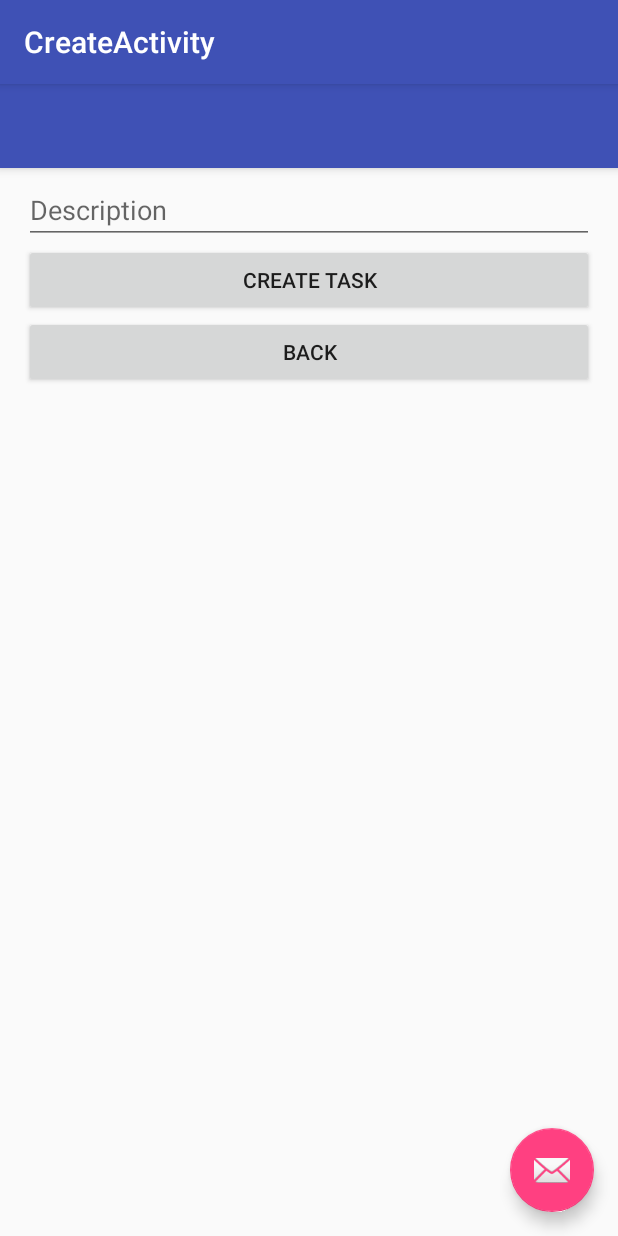
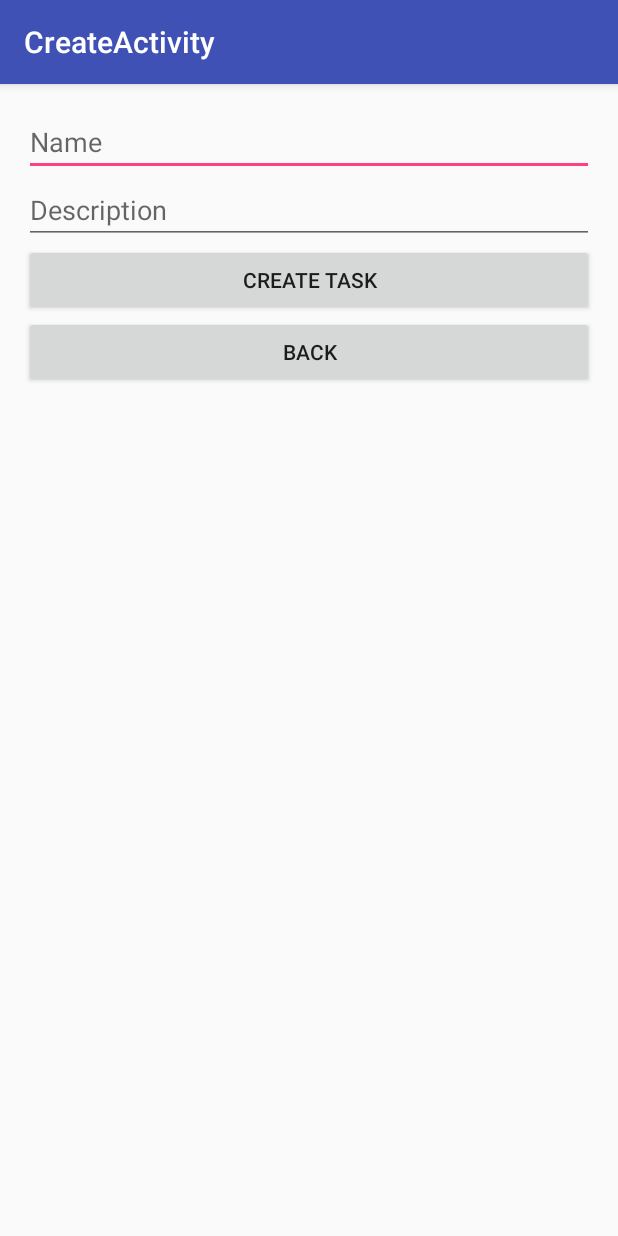
Before and after one commit to spencerkerber/AndroidParseToDoList, an Android app: the CreateActivity screen opened directly, with no data from a screen before it, on a phone screen of 412 x 824 dp. Run offline under Robolectric (Android 15) with nearby library versions, the phone set to English and light mode, and no system bars.

Commit message:
Fixed imports

```diff
--- a/app/src/main/res/layout/activity_create.xml
+++ b/app/src/main/res/layout/activity_create.xml
@@ -1,25 +1,41 @@
 <?xml version="1.0" encoding="utf-8"?>
-<android.support.design.widget.CoordinatorLayout
-    xmlns:android="http://schemas.android.com/apk/res/android"
-    xmlns:app="http://schemas.android.com/apk/res-auto"
+<RelativeLayout xmlns:android="http://schemas.android.com/apk/res/android"
     xmlns:tools="http://schemas.android.com/tools" android:layout_width="match_parent"
-    android:layout_height="match_parent" android:fitsSystemWindows="true"
-    tools:context="com.spencerkerber.androidparsetodolist.CreateActivity">
+    android:layout_height="match_parent" android:paddingLeft="@dimen/activity_horizontal_margin"
+    android:paddingRight="@dimen/activity_horizontal_margin"
+    android:paddingTop="@dimen/activity_vertical_margin"
+    android:paddingBottom="@dimen/activity_vertical_margin"
+    tools:context="com.revivalx.androidparsetodolist.CreateActivity">
 
-    <android.support.design.widget.AppBarLayout android:layout_height="wrap_content"
-        android:layout_width="match_parent" android:theme="@style/AppTheme.AppBarOverlay">
+    <EditText
+        android:layout_width="fill_parent"
+        android:layout_height="wrap_content"
+        android:id="@+id/txtName"
+        android:layout_alignParentTop="true"
+        android:layout_centerHorizontal="true"
+        android:hint="Name"/>
 
-        <android.support.v7.widget.Toolbar android:id="@+id/toolbar"
-            android:layout_width="match_parent" android:layout_height="?attr/actionBarSize"
-            android:background="?attr/colorPrimary" app:popupTheme="@style/AppTheme.PopupOverlay" />
+    <EditText
+        android:layout_width="fill_parent"
+        android:layout_height="wrap_content"
+        android:id="@+id/txtDescription"
+        android:layout_below="@+id/txtName"
+        android:layout_centerHorizontal="true"
+        android:hint="Description"/>
 
-    </android.support.design.widget.AppBarLayout>
+    <Button
+        android:layout_width="fill_parent"
+        android:layout_height="wrap_content"
+        android:text="Create Task"
+        android:id="@+id/btnCreate"
+        android:layout_below="@+id/txtDescription"
+        android:layout_centerHorizontal="true" />
 
-    <include layout="@layout/content_create" />
-
-    <android.support.design.widget.FloatingActionButton android:id="@+id/fab"
-        android:layout_width="wrap_content" android:layout_height="wrap_content"
-        android:layout_gravity="bottom|end" android:layout_margin="@dimen/fab_margin"
-        android:src="@android:drawable/ic_dialog_email" />
-
-</android.support.design.widget.CoordinatorLayout>
+    <Button
+        android:layout_width="fill_parent"
+        android:layout_height="wrap_content"
+        android:text="Back"
+        android:id="@+id/btnBack"
+        android:layout_below="@+id/btnCreate"
+        android:layout_centerHorizontal="true" />
+</RelativeLayout>
```
Also changed, not shown: app/src/main/java/com/spencerkerber/androidparsetodolist/ListActivity.java (+3 -7 lines), app/src/main/java/com/spencerkerber/androidparsetodolist/UpdateActivity.java (+1 -15 lines), app/src/main/res/layout/activity_list.xml (+20 -21 lines), app/src/main/res/layout/activity_update.xml (+42 -18 lines), app/src/main/java/com/spencerkerber/androidparsetodolist/CreateActivity.java (line endings or trailing spaces).
